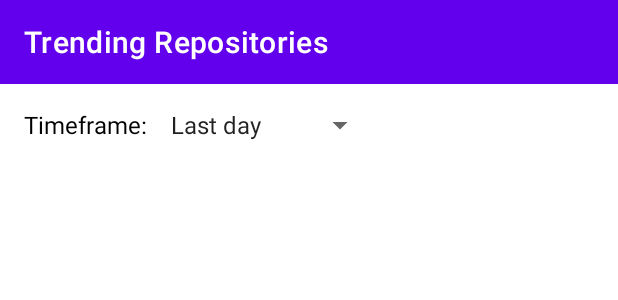
After one commit to anush2593/Trending-Repositories, an Android app: the layout fragment_trending_repositories.xml on its own in the app's theme, with its tools: preview values and no code run, on a phone screen of 412 x 824 dp. The commit adds this screen. Shown: the top 300 px of the screen. Run offline under Robolectric (Android 15) with nearby library versions, the phone set to English and light mode, and no system bars.

Commit message:
Added navigation component Created TrendingRepositoriesFragment ui

```diff
--- /dev/null
+++ b/app/src/main/res/layout/fragment_trending_repositories.xml
@@ -0,0 +1,58 @@
+<?xml version="1.0" encoding="utf-8"?>
+<androidx.constraintlayout.widget.ConstraintLayout xmlns:android="http://schemas.android.com/apk/res/android"
+    xmlns:app="http://schemas.android.com/apk/res-auto"
+    xmlns:tools="http://schemas.android.com/tools"
+    android:layout_width="match_parent"
+    android:layout_height="match_parent"
+    tools:context=".TrendingRepositoriesFragment">
+
+    <!-- TODO: Update blank fragment layout -->
+
+    <androidx.appcompat.widget.Toolbar
+        android:id="@+id/toolbar"
+        android:layout_width="match_parent"
+        android:layout_height="wrap_content"
+        android:background="?attr/colorPrimary"
+        android:minHeight="?attr/actionBarSize"
+        android:theme="?attr/actionBarTheme"
+        app:layout_constraintStart_toStartOf="parent"
+        app:layout_constraintTop_toTopOf="parent"
+        app:title="Trending Repositories"
+        app:titleTextColor="@color/white" />
+
+    <Spinner
+        android:id="@+id/spinner_timeframe"
+        android:layout_width="wrap_content"
+        android:layout_height="wrap_content"
+        android:layout_marginStart="8dp"
+        android:entries="@array/array_timeframe"
+        android:minHeight="48dp"
+        app:layout_constraintBottom_toBottomOf="@+id/tv_timeframe"
+        app:layout_constraintStart_toEndOf="@+id/tv_timeframe"
+        app:layout_constraintTop_toTopOf="@+id/tv_timeframe" />
+
+    <TextView
+        android:id="@+id/tv_timeframe"
+        android:layout_width="wrap_content"
+        android:layout_height="wrap_content"
+        android:layout_marginStart="16dp"
+        android:layout_marginTop="16dp"
+        android:text="@string/timeframe"
+        android:textColor="@color/black"
+        android:textSize="16sp"
+        app:layout_constraintStart_toStartOf="parent"
+        app:layout_constraintTop_toBottomOf="@+id/toolbar" />
+
+    <androidx.recyclerview.widget.RecyclerView
+        android:id="@+id/rv_trending_repositories"
+        android:layout_width="match_parent"
+        android:layout_height="0dp"
+        android:layout_marginStart="16dp"
+        android:layout_marginTop="16dp"
+        android:layout_marginEnd="16dp"
+        app:layout_constraintBottom_toBottomOf="parent"
+        app:layout_constraintEnd_toEndOf="parent"
+        app:layout_constraintStart_toStartOf="parent"
+        app:layout_constraintTop_toBottomOf="@+id/tv_timeframe" />
+
+</androidx.constraintlayout.widget.ConstraintLayout>
--- a/app/src/main/res/values/strings.xml
+++ b/app/src/main/res/values/strings.xml
@@ -1,3 +1,9 @@
 <resources>
     <string name="app_name">Trending Repositories</string>
+    <string name="timeframe">Timeframe:</string>
+    <string-array name="array_timeframe">
+        <item>Last day</item>
+        <item>Last week</item>
+        <item>Last month</item>
+    </string-array>
 </resources>
--- a/app/src/main/res/values/themes.xml
+++ b/app/src/main/res/values/themes.xml
@@ -1,6 +1,6 @@
 <resources xmlns:tools="http://schemas.android.com/tools">
     <!-- Base application theme. -->
-    <style name="Theme.TrendingRepositories" parent="Theme.MaterialComponents.DayNight.DarkActionBar">
+    <style name="Theme.TrendingRepositories" parent="Theme.MaterialComponents.DayNight.NoActionBar">
         <!-- Primary brand color. -->
         <item name="colorPrimary">@color/purple_500</item>
         <item name="colorPrimaryVariant">@color/purple_700</item>
```
Also changed, not shown: app/build.gradle (+10 -0 lines), app/src/main/java/com/anush/trendingrepositories/TrendingRepositoriesFragment.java (added, +41 -0 lines), app/src/main/res/layout/activity_main.xml (+15 -1 lines), app/src/main/res/navigation/nav_graph.xml (added, +13 -0 lines).
